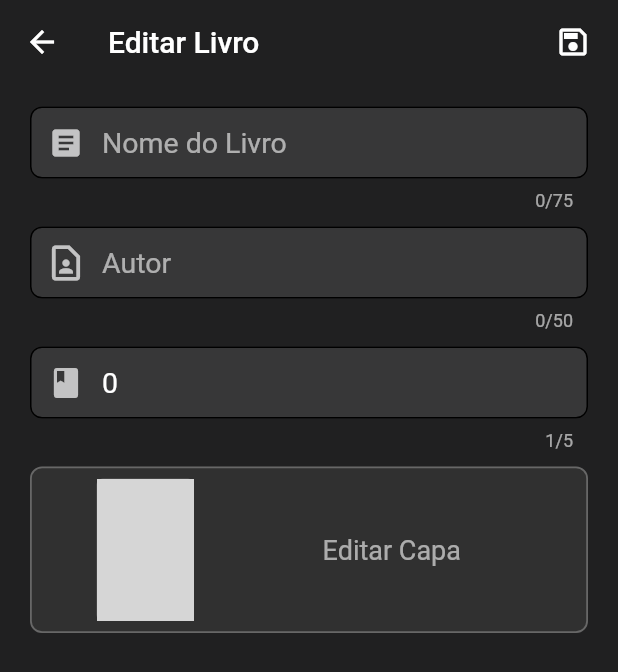
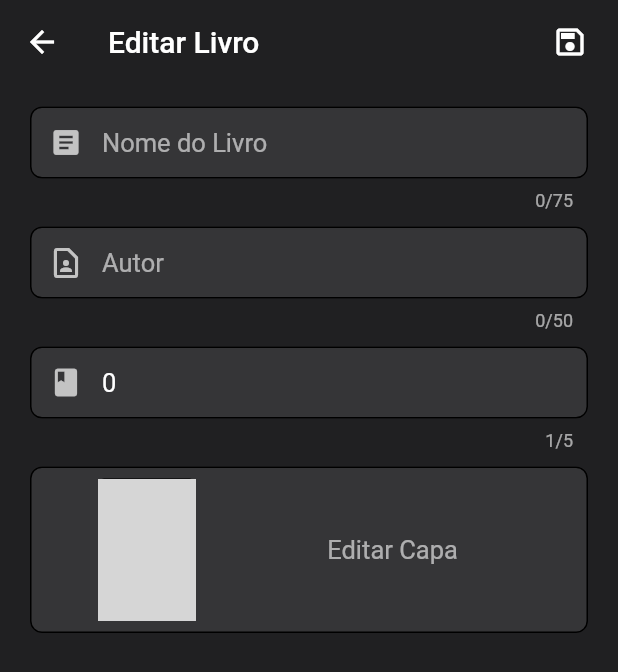
Before and after one commit to Fschmatz/booktrackerv2, a Flutter app: the UpdateLivro screen opened directly with empty values, on a phone screen of 412 x 824 dp. Shown: the top 672 px of the screen. Run offline on Flutter 3.47's test engine with Material 2 defaults, Android fonts, the phone set to English and light mode, and no system bars; our stand-ins replace flutter_native_image, image_picker, shared_preferences, sqflite; missing offline and left inert: a package; accounts and stored records are empty; grey boxes are pictures that could not be loaded.

Commit message:
Update 4.2.1

```diff
--- a/lib/pages/changelog.dart
+++ b/lib/pages/changelog.dart
@@ -16,11 +16,11 @@ class Changelog extends StatelessWidget {
             shape: RoundedRectangleBorder(
               borderRadius: BorderRadius.circular(8),
               side: BorderSide(
-                //color: Colors.grey.withOpacity(0.8),
+                color: Colors.grey[600].withOpacity(0.3),
                 width: 1,
               ),
             ),
-            elevation: 0.0,
+            elevation: 2,
             child: Container(
               padding: EdgeInsets.fromLTRB(18, 0, 18, 5),
               child: Text(
@@ -34,7 +34,7 @@ class Changelog extends StatelessWidget {
 
           Divider(thickness: 2,),
           Container(
-            padding: EdgeInsets.fromLTRB(15, 10, 15, 5),
+            padding: EdgeInsets.fromLTRB(20, 10, 20, 5),
             child: Column(
               crossAxisAlignment: CrossAxisAlignment.start,
               children: [
--- a/lib/ui/updateLivro.dart
+++ b/lib/ui/updateLivro.dart
@@ -12,8 +12,7 @@ class UpdateLivro extends StatefulWidget {
 
   Function() refreshLista;
   Livro livro;
-  bool tema;
-  UpdateLivro({Key key, this.refreshLista,this.livro,this.tema}) : super(key: key);
+  UpdateLivro({Key key, this.refreshLista,this.livro}) : super(key: key);
 }
 
 class _UpdateLivroState extends State<UpdateLivro> {
@@ -118,7 +117,7 @@ class _UpdateLivroState extends State<UpdateLivro> {
   _showPopupMenuRemoverCapa() async {
     final RenderBox overlay = Overlay.of(context).context.findRenderObject();
     await showMenu(
-      color: widget.tema ? Color(0xFF2A2A2B) : Color(0xFFE9E9EF),
+      color: Theme.of(context).bottomAppBarColor,
       shape: RoundedRectangleBorder(
         borderRadius: BorderRadius.circular(8),
       ),
@@ -129,7 +128,7 @@ class _UpdateLivroState extends State<UpdateLivro> {
       items: [
         PopupMenuItem(
           value: 1,
-          child: Text("Remover Capa")
+          child: Text("Remover Capa",style: TextStyle(color: Theme.of(context).textTheme.headline6.color),)
         ),
       ],
       elevation: 2.0,
@@ -160,7 +159,7 @@ class _UpdateLivroState extends State<UpdateLivro> {
         title: Text('Editar Livro'),
         actions: [
           Padding(
-            padding: const EdgeInsets.fromLTRB(0, 0, 6, 0),
+            padding: const EdgeInsets.fromLTRB(0, 0, 8, 0),
             child: IconButton(
               icon: Icon(Icons.save_outlined),
               tooltip: 'Salvar',
@@ -199,7 +198,7 @@ class _UpdateLivroState extends State<UpdateLivro> {
               controller: customControllerNomeLivro,
               onEditingComplete: () => node.nextFocus(),
               decoration: InputDecoration(
-                  prefixIcon: Icon(Icons.article),
+                  prefixIcon: Icon(Icons.article,size: 22),
                   hintText: "Nome do Livro",
                   contentPadding: new EdgeInsets.symmetric(
                       vertical: 8.0, horizontal: 10.0),
@@ -211,7 +210,7 @@ class _UpdateLivroState extends State<UpdateLivro> {
                       borderSide: BorderSide(),
                       borderRadius: BorderRadius.circular(8.0))),
               style: TextStyle(
-                fontSize: 19,
+                fontSize: 17,
               ),
             ),
             const SizedBox(
@@ -229,7 +228,7 @@ class _UpdateLivroState extends State<UpdateLivro> {
               decoration: InputDecoration(
                   prefixIcon: Icon(
                     Icons.contact_page_outlined,
-                    size: 28,
+                    size: 24,
                   ),
                   hintText: "Autor",
                   contentPadding: new EdgeInsets.symmetric(
@@ -242,7 +241,7 @@ class _UpdateLivroState extends State<UpdateLivro> {
                       borderSide: BorderSide(),
                       borderRadius: BorderRadius.circular(8.0))),
               style: TextStyle(
-                fontSize: 19,
+                fontSize: 17,
               ),
             ),
 
@@ -266,8 +265,8 @@ class _UpdateLivroState extends State<UpdateLivro> {
               controller: customControllerPaginas,
               onEditingComplete: () => node.nextFocus(),
               decoration: InputDecoration(
-                  prefixIcon: Icon(Icons.book),
-                  hintText: "Nº de Paginas",
+                  prefixIcon: Icon(Icons.book,size: 22),
+                  hintText: "Nº de Páginas",
                   contentPadding: new EdgeInsets.symmetric(
                       vertical: 8.0, horizontal: 10.0),
                   filled: true,
@@ -278,7 +277,7 @@ class _UpdateLivroState extends State<UpdateLivro> {
                       borderSide: BorderSide(),
                       borderRadius: BorderRadius.circular(8.0))),
               style: TextStyle(
-                fontSize: 19,
+                fontSize: 17,
               ),
             ),
 
@@ -287,24 +286,20 @@ class _UpdateLivroState extends State<UpdateLivro> {
             ),
 
             Card(
-                color: Theme.of(context).canvasColor,
+                color: Theme.of(context).inputDecorationTheme.fillColor,
                 margin: EdgeInsets.all(0),
                 shape: RoundedRectangleBorder(
                   borderRadius: BorderRadius.circular(8),
                   side: BorderSide(
-                    color: widget.tema
-                        ? Colors.black.withOpacity(0.5)
-                        : Colors.grey.withOpacity(0.5),
-                    width: 1.2,
+                    color: Theme.of(context).canvasColor,
+                    width: 1.0,
                   ),
                 ),
                 elevation: 0,
                 child: InkWell(
                   onTap: pickGallery,
                   onTapDown: _storePosition,
-                  onLongPress:  _showPopupMenuRemoverCapa ,
-
-
+                  onLongPress:  _showPopupMenuRemoverCapa,
                   customBorder: RoundedRectangleBorder(
                     borderRadius: BorderRadius.circular(8),
                   ),
@@ -318,10 +313,8 @@ class _UpdateLivroState extends State<UpdateLivro> {
                             shape: RoundedRectangleBorder(
                               borderRadius: BorderRadius.circular(4),
                               side: BorderSide(
-                                color: widget.tema
-                                    ? Colors.black.withOpacity(0.5)
-                                    : Colors.grey.withOpacity(0.5),
-                                width: 1.2,
+                                color: Theme.of(context).canvasColor,
+                                width: 1.0,
                               ),
                             ),
                             elevation: 0,
@@ -348,7 +341,7 @@ class _UpdateLivroState extends State<UpdateLivro> {
                           const SizedBox(
                             width: 1,
                           ),
-                          Text("Editar Capa", style: TextStyle(fontSize: 18, color: Theme.of(context).hintColor),),
+                          Text("Editar Capa", style: TextStyle(fontSize: 17, color: Theme.of(context).hintColor),),
                           const SizedBox(
                             width: 1,
                           ),
--- a/pubspec.yaml
+++ b/pubspec.yaml
@@ -15,7 +15,7 @@ publish_to: 'none' # Remove this line if you wish to publish to pub.dev
 # In iOS, build-name is used as CFBundleShortVersionString while build-number used as CFBundleVersion.
 # Read more about iOS versioning at
 # https://developer.apple.com/library/archive/documentation/General/Reference/InfoPlistKeyReference/Articles/CoreFoundationKeys.html
-version: 4.1.2
+version: 4.2.1
 
 environment:
   sdk: ">=2.7.0 <3.0.0"
```
Also changed, not shown: lib/main.dart (+0 -10 lines), lib/pages/configs.dart (+5 -7 lines), lib/pages/home.dart (+7 -27 lines), lib/ui/addLivro.dart (+16 -21 lines), lib/ui/cardLivro.dart (+10 -14 lines), lib/util/theme.dart (+20 -18 lines), lib/util/versaoNomeChangelog.dart (+9 -4 lines), 14 other files.
